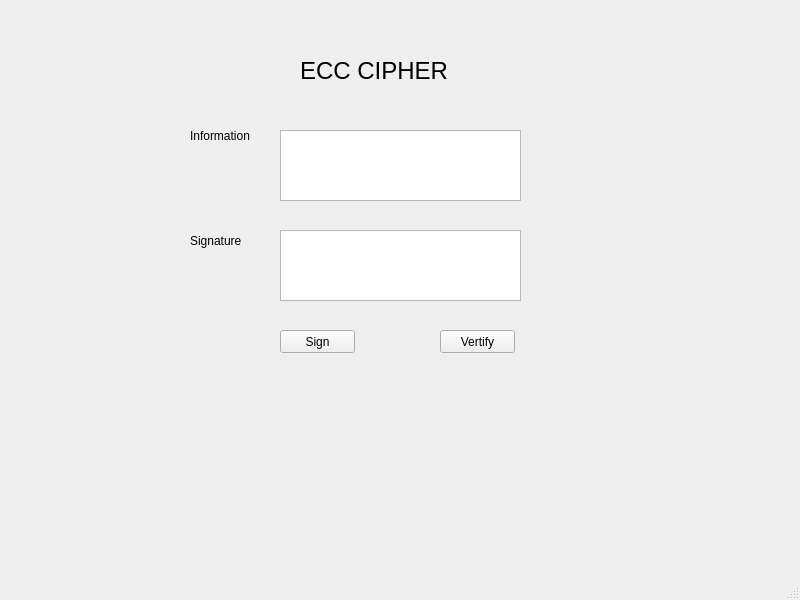
First picture: the form in lab-03/ui/ecc.ui, repository Heozilla/bmttnc-hutech-2380601970, before the edit.
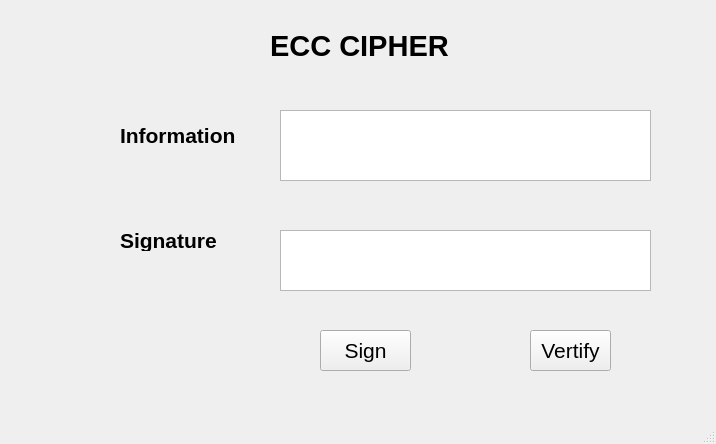
Second picture: the form after the edit.

Commit message: [lab03] cap nhat ecc

What changed in the file:
```diff
--- a/lab-03/ui/ecc.ui
+++ b/lab-03/ui/ecc.ui
@@ -6,8 +6,8 @@
    <rect>
     <x>0</x>
     <y>0</y>
-    <width>800</width>
-    <height>600</height>
+    <width>716</width>
+    <height>444</height>
    </rect>
   </property>
   <property name="windowTitle">
@@ -17,12 +17,17 @@
    <widget class="QPushButton" name="pushButton">
     <property name="geometry">
      <rect>
-      <x>280</x>
+      <x>320</x>
       <y>330</y>
-      <width>75</width>
-      <height>23</height>
+      <width>91</width>
+      <height>41</height>
      </rect>
     </property>
+    <property name="font">
+     <font>
+      <pointsize>16</pointsize>
+     </font>
+    </property>
     <property name="text">
      <string>Sign</string>
     </property>
@@ -30,12 +35,17 @@
    <widget class="QPushButton" name="pushButton_2">
     <property name="geometry">
      <rect>
-      <x>440</x>
+      <x>530</x>
       <y>330</y>
-      <width>75</width>
-      <height>23</height>
+      <width>81</width>
+      <height>41</height>
      </rect>
     </property>
+    <property name="font">
+     <font>
+      <pointsize>16</pointsize>
+     </font>
+    </property>
     <property name="text">
      <string>Vertify</string>
     </property>
@@ -43,15 +53,17 @@
    <widget class="QLabel" name="label">
     <property name="geometry">
      <rect>
-      <x>300</x>
-      <y>40</y>
-      <width>311</width>
-      <height>61</height>
+      <x>270</x>
+      <y>20</y>
+      <width>181</width>
+      <height>51</height>
      </rect>
     </property>
     <property name="font">
      <font>
-      <pointsize>18</pointsize>
+      <pointsize>22</pointsize>
+      <weight>75</weight>
+      <bold>true</bold>
      </font>
     </property>
     <property name="text">
@@ -61,12 +73,19 @@
    <widget class="QLabel" name="label_2">
     <property name="geometry">
      <rect>
-      <x>190</x>
+      <x>120</x>
       <y>120</y>
-      <width>71</width>
+      <width>131</width>
       <height>31</height>
      </rect>
     </property>
+    <property name="font">
+     <font>
+      <pointsize>16</pointsize>
+      <weight>75</weight>
+      <bold>true</bold>
+     </font>
+    </property>
     <property name="text">
      <string>Information</string>
     </property>
@@ -74,12 +93,19 @@
    <widget class="QLabel" name="label_3">
     <property name="geometry">
      <rect>
-      <x>190</x>
+      <x>120</x>
       <y>230</y>
-      <width>61</width>
+      <width>111</width>
       <height>21</height>
      </rect>
     </property>
+    <property name="font">
+     <font>
+      <pointsize>16</pointsize>
+      <weight>75</weight>
+      <bold>true</bold>
+     </font>
+    </property>
     <property name="text">
      <string>Signature</string>
     </property>
@@ -88,8 +114,8 @@
     <property name="geometry">
      <rect>
       <x>280</x>
-      <y>130</y>
-      <width>241</width>
+      <y>110</y>
+      <width>371</width>
       <height>71</height>
      </rect>
     </property>
@@ -99,8 +125,8 @@
      <rect>
       <x>280</x>
       <y>230</y>
-      <width>241</width>
-      <height>71</height>
+      <width>371</width>
+      <height>61</height>
      </rect>
     </property>
    </widget>
```
Left out of the diff: 2 changed lines with no effect on the pictures. The commit also changes 1 other file.
